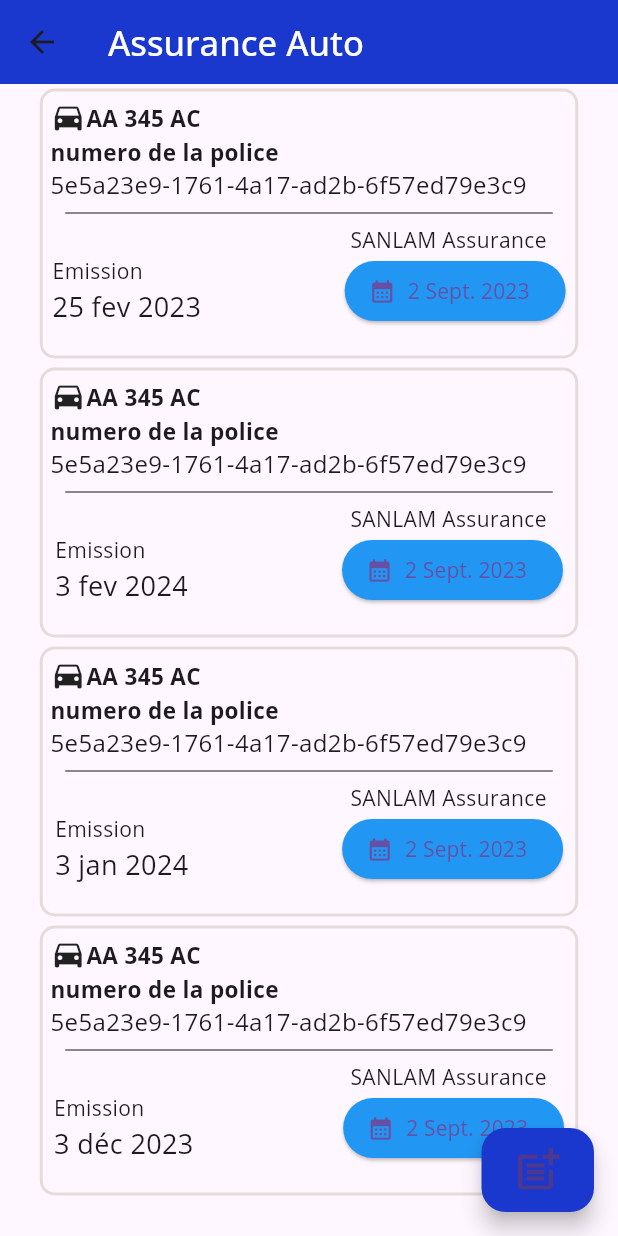
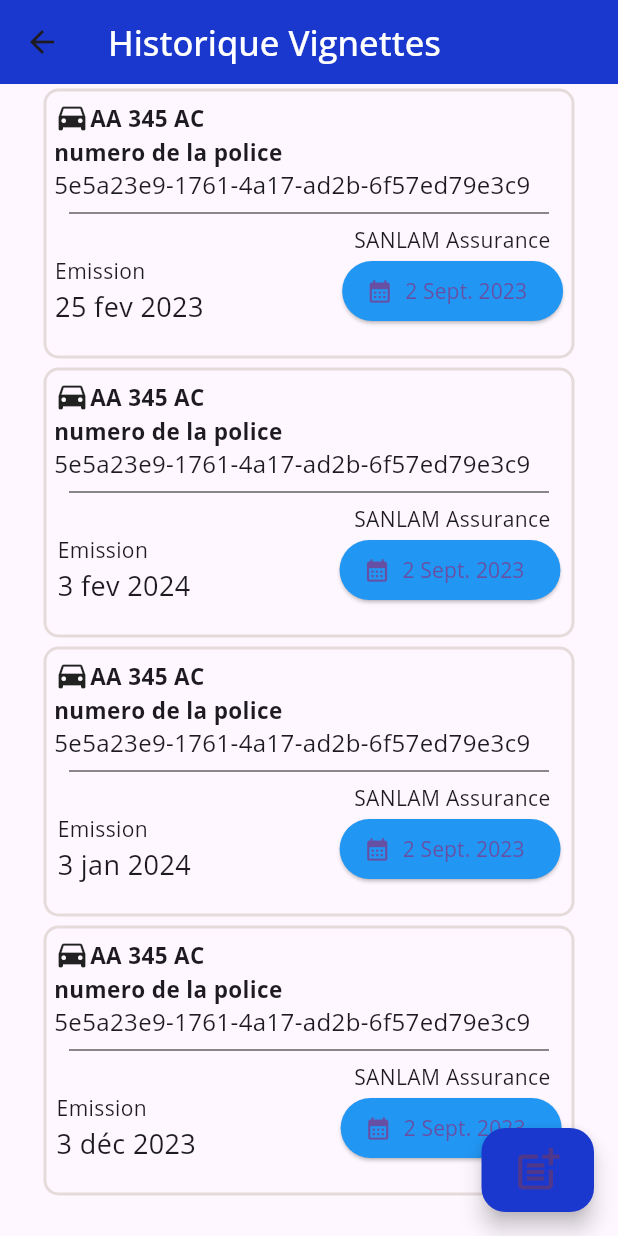
Before and after one commit to segnindenin/articars, a Flutter app: the SuivieCar screen opened directly, after a tap on "Vignette Auto", on a phone screen of 412 x 824 dp. Run offline on Flutter 3.47's test engine with Material 3 defaults, Android fonts, the phone set to English and light mode, and no system bars; our stand-ins replace google_fonts, sqflite; accounts and stored records are empty.

Commit message:
correction bug suivie for test.

```diff
--- a/lib/screens/suivie_car.dart
+++ b/lib/screens/suivie_car.dart
@@ -347,18 +347,18 @@ class _SuivieCarState extends State<SuivieCar> {
                         activityColor: const Color(0xFF4B39EF)),
                     _activity(
                         activityName: 'Visite Technique',
+                        moveToActivity: () => VisiteAutoLists(
+                              showVisiteForm: showVisiteForm,
+                            ),
+                        date: '25 fev 2024',
+                        activityColor: const Color(0xFF249689)),
+                    _activity(
+                        activityName: 'Vignette Auto',
                         moveToActivity: () => VignetteAutoLists(
                               showVignetteForm: showVignetteForm,
                             ),
                         date: '25 fev 2024',
                         activityColor: const Color(0xFFFF5963)),
-                    _activity(
-                        activityName: 'Vignette Auto',
-                        moveToActivity: () => VisiteAutoLists(
-                              showVisiteForm: showVisiteForm,
-                            ),
-                        date: '25 fev 2024',
-                        activityColor: const Color(0xFF249689)),
                     _activity(
                         activityName: 'Vignette Commerciale',
                         date: '25 fev 2024',
@@ -413,7 +413,7 @@ class _SuivieCarState extends State<SuivieCar> {
                     ),
                     Text(
                       activityName,
-                      style: const TextStyle(fontSize: 22, color: Colors.white),
+                      style: const TextStyle(fontSize: 20, color: Colors.white),
                     ),
                     IconButton(
                         iconSize: 40,
--- a/lib/widgets/suivie/vignette_auto.dart
+++ b/lib/widgets/suivie/vignette_auto.dart
@@ -20,7 +20,7 @@ class _VignetteAutoListsState extends State<VignetteAutoLists> {
       appBar: AppBar(
         backgroundColor: backb,
         title: Text(
-          'Assurance Auto',
+          'Historique Vignettes',
           style: GoogleFonts.openSans(
               fontSize: 23, color: Colors.white, fontWeight: FontWeight.w500),
         ),
@@ -29,7 +29,7 @@ class _VignetteAutoListsState extends State<VignetteAutoLists> {
         child: Center(
           child: Column(children: [
             SizedBox(
-              width: 365,
+              width: 360,
               height: 180 * 5,
               child: Column(
                 children: <Widget>[
@@ -67,34 +67,25 @@ class _VignetteAutoListsState extends State<VignetteAutoLists> {
           padding: const EdgeInsets.all(5),
           child: Column(
             children: [
-              const Positioned(
-                  top: 60,
-                  left: 250,
-                  child: Row(
+              const Row(
                 children: [
                   Icon(Icons.directions_car),
                   Text(
                     'AA 345 AC',
-                        style: TextStyle(
-                            fontSize: 15, fontWeight: FontWeight.bold),
+                    style: TextStyle(fontSize: 15, fontWeight: FontWeight.bold),
                   )
                 ],
-                  )),
-              Positioned(
-                  top: 80,
-                  left: 25,
-                  child: Column(
+              ),
+              Column(
                 crossAxisAlignment: CrossAxisAlignment.start,
                 children: [
                   const Text(
                     'numero de la police',
-                        style: TextStyle(
-                            fontSize: 15, fontWeight: FontWeight.bold),
+                    style: TextStyle(fontSize: 15, fontWeight: FontWeight.bold),
                   ),
                   const Text(
                     '5e5a23e9-1761-4a17-ad2b-6f57ed79e3c9',
-                        style: TextStyle(
-                            fontSize: 16, fontWeight: FontWeight.w500),
+                    style: TextStyle(fontSize: 16, fontWeight: FontWeight.w500),
                   ),
                   const Divider(
                     color: Color.fromARGB(255, 100, 98, 98),
@@ -121,8 +112,7 @@ class _VignetteAutoListsState extends State<VignetteAutoLists> {
                           const Text('Emission'),
                           Text('$date',
                               style: const TextStyle(
-                                      fontSize: 18,
-                                      fontWeight: FontWeight.w500))
+                                  fontSize: 18, fontWeight: FontWeight.w500))
                         ],
                       ),
                       const SizedBox(
@@ -138,7 +128,8 @@ class _VignetteAutoListsState extends State<VignetteAutoLists> {
                     ],
                   )
                 ],
-                  )),
+              )
+              // ),
             ],
           ),
         ));
--- a/lib/widgets/suivie/visite_tech.dart
+++ b/lib/widgets/suivie/visite_tech.dart
@@ -20,7 +20,7 @@ class _VisiteAutoListsState extends State<VisiteAutoLists> {
       appBar: AppBar(
         backgroundColor: backb,
         title: Text(
-          'Assurance Auto',
+          'Historique Visites',
           style: GoogleFonts.openSans(
               fontSize: 23, color: Colors.white, fontWeight: FontWeight.w500),
         ),
@@ -29,7 +29,7 @@ class _VisiteAutoListsState extends State<VisiteAutoLists> {
         child: Center(
           child: Column(children: [
             SizedBox(
-              width: 365,
+              width: 360,
               height: 180 * 5,
               child: Column(
                 children: <Widget>[
@@ -67,34 +67,25 @@ class _VisiteAutoListsState extends State<VisiteAutoLists> {
           padding: const EdgeInsets.all(5),
           child: Column(
             children: [
-              const Positioned(
-                  top: 60,
-                  left: 250,
-                  child: Row(
+              const Row(
                 children: [
                   Icon(Icons.directions_car),
                   Text(
                     'AA 345 AC',
-                        style: TextStyle(
-                            fontSize: 15, fontWeight: FontWeight.bold),
+                    style: TextStyle(fontSize: 15, fontWeight: FontWeight.bold),
                   )
                 ],
-                  )),
-              Positioned(
-                  top: 80,
-                  left: 25,
-                  child: Column(
+              ),
+              Column(
                 crossAxisAlignment: CrossAxisAlignment.start,
                 children: [
                   const Text(
                     'numero de la police',
-                        style: TextStyle(
-                            fontSize: 15, fontWeight: FontWeight.bold),
+                    style: TextStyle(fontSize: 15, fontWeight: FontWeight.bold),
                   ),
                   const Text(
                     '5e5a23e9-1761-4a17-ad2b-6f57ed79e3c9',
-                        style: TextStyle(
-                            fontSize: 16, fontWeight: FontWeight.w500),
+                    style: TextStyle(fontSize: 16, fontWeight: FontWeight.w500),
                   ),
                   const Divider(
                     color: Color.fromARGB(255, 100, 98, 98),
@@ -121,8 +112,7 @@ class _VisiteAutoListsState extends State<VisiteAutoLists> {
                           const Text('Emission'),
                           Text('$date',
                               style: const TextStyle(
-                                      fontSize: 18,
-                                      fontWeight: FontWeight.w500))
+                                  fontSize: 18, fontWeight: FontWeight.w500))
                         ],
                       ),
                       const SizedBox(
@@ -138,7 +128,8 @@ class _VisiteAutoListsState extends State<VisiteAutoLists> {
                     ],
                   )
                 ],
-                  )),
+              )
+              // ),
             ],
           ),
         ));
```
Also changed, not shown: lib/screens/home.dart (+9 -3 lines), lib/widgets/suivie/assurance_auto.dart (+12 -21 lines), pubspec.lock. Lines whose indentation alone changed are shown as unchanged.
